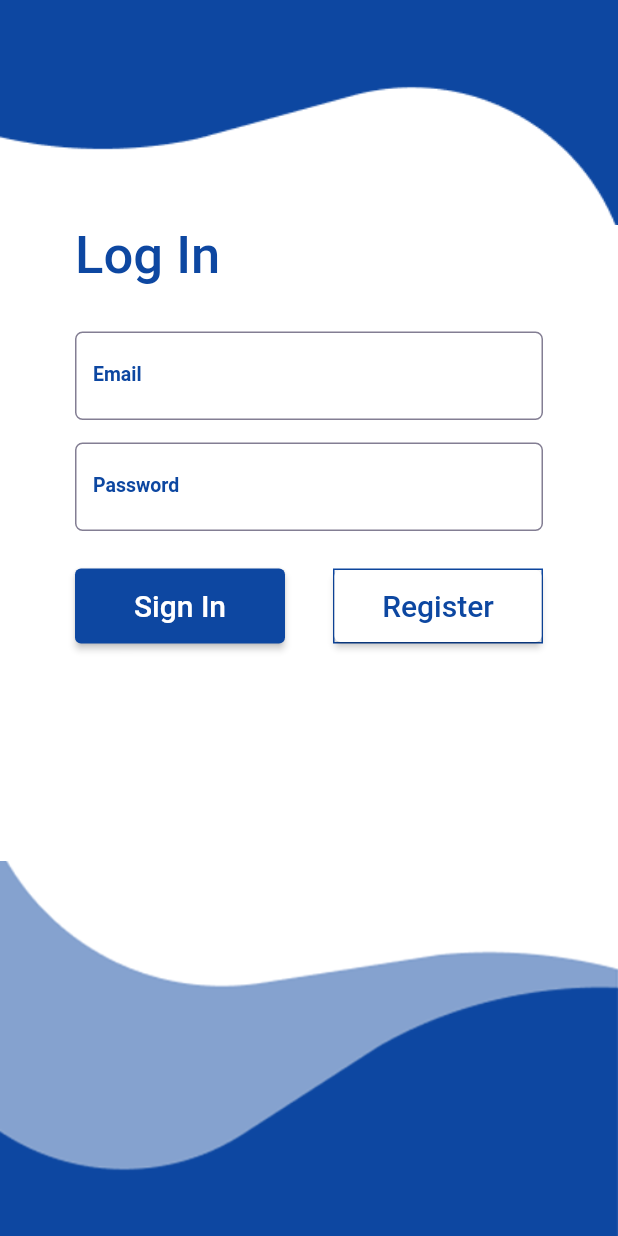
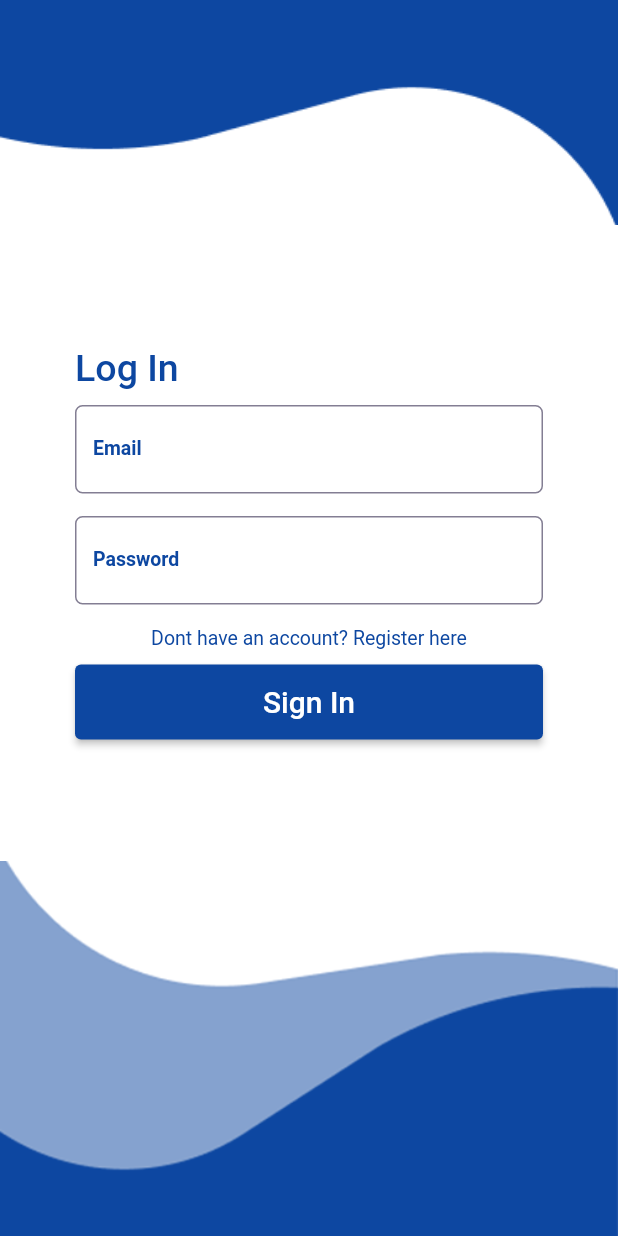
Before and after one commit to PLWEP/Flutter-Absen-App, a Flutter app: the screen it shows after launch, on a phone screen of 412 x 824 dp. Run offline on Flutter 3.47's test engine with Material 2 defaults, Android fonts, the phone set to English and light mode, and no system bars; our stand-ins replace email_validator, firebase_auth, firebase_core, image_picker; accounts and stored records are empty; generated files the repository leaves out were written again; Roboto replaces fonts that are missing (Poppins-bold, Poppins-regular).

Commit message:
merubah tampilan login

```diff
--- a/lib/src/view/login_view.dart
+++ b/lib/src/view/login_view.dart
@@ -29,6 +29,7 @@ class LoginView extends StatelessWidget {
               child: Padding(
                 padding: const EdgeInsets.symmetric(horizontal: 50),
                 child: Column(
+                  mainAxisAlignment: MainAxisAlignment.center,
                   children: [
                     Column(
                       crossAxisAlignment: CrossAxisAlignment.start,
@@ -37,13 +38,13 @@ class LoginView extends StatelessWidget {
                           'Log In',
                           style: TextStyle(
                             color: Color.fromRGBO(13, 71, 161, 1),
-                            fontSize: 35,
+                            fontSize: 25,
                             fontFamily: 'Poppins-bold',
                             fontWeight: FontWeight.w500,
                           ),
                         ),
                         const SizedBox(
-                          height: 30,
+                          height: 10,
                         ),
                         CustomTextInput(
                           title: "Email",
@@ -61,15 +62,32 @@ class LoginView extends StatelessWidget {
                               value!.isEmpty ? "Please Fill The Field" : null,
                         ),
                         const SizedBox(
-                          height: 25,
+                          height: 15,
                         ),
                       ],
                     ),
-                    Row(
-                      mainAxisAlignment: MainAxisAlignment.spaceBetween,
-                      children: [
+                    GestureDetector(
+                      onTap: () {
+                        Navigator.pushNamed(
+                          context,
+                          RegisterView.routeName,
+                        );
+                      },
+                      child: const Text(
+                        "Dont have an account? Register here",
+                        style: TextStyle(
+                          color: Color.fromRGBO(13, 71, 161, 1),
+                          fontSize: 13,
+                          fontFamily: 'Poppins-bold',
+                          fontWeight: FontWeight.w400,
+                        ),
+                      ),
+                    ),
+                    const SizedBox(
+                      height: 10,
+                    ),
                     SizedBox(
-                          width: 140,
+                      width: double.infinity,
                       height: 50,
                       child: ElevatedButton(
                         onPressed: () async {
@@ -95,8 +113,7 @@ class LoginView extends StatelessWidget {
                           }
                         },
                         style: ElevatedButton.styleFrom(
-                              backgroundColor:
-                                  const Color.fromRGBO(13, 71, 161, 1),
+                          backgroundColor: const Color.fromRGBO(13, 71, 161, 1),
                         ),
                         child: const Text(
                           'Sign In',
@@ -109,37 +126,6 @@ class LoginView extends StatelessWidget {
                         ),
                       ),
                     ),
-                        Container(
-                          decoration: BoxDecoration(
-                            border: Border.all(
-                              color: const Color.fromRGBO(13, 71, 161, 1),
-                            ),
-                          ),
-                          width: 140,
-                          height: 50,
-                          child: ElevatedButton(
-                            onPressed: () {
-                              Navigator.pushNamed(
-                                context,
-                                RegisterView.routeName,
-                              );
-                            },
-                            style: ElevatedButton.styleFrom(
-                              backgroundColor: Colors.white,
-                            ),
-                            child: const Text(
-                              'Register',
-                              style: TextStyle(
-                                color: Color.fromRGBO(13, 71, 161, 1),
-                                fontSize: 20,
-                                fontFamily: 'Poppins-bold',
-                                fontWeight: FontWeight.w500,
-                              ),
-                            ),
-                          ),
-                        ),
-                      ],
-                    ),
                   ],
                 ),
               ),
```
Lines whose indentation alone changed are shown as unchanged.
